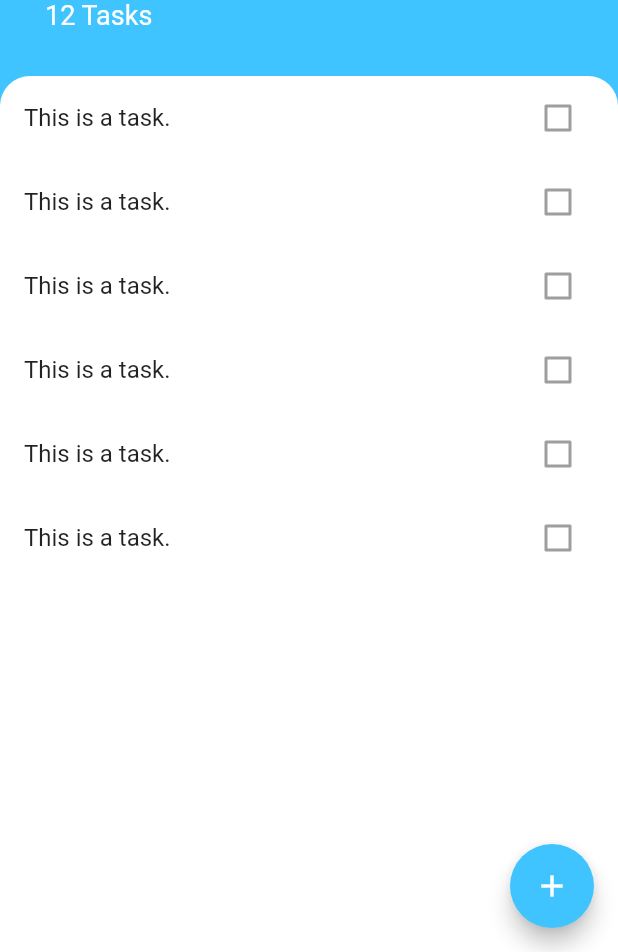
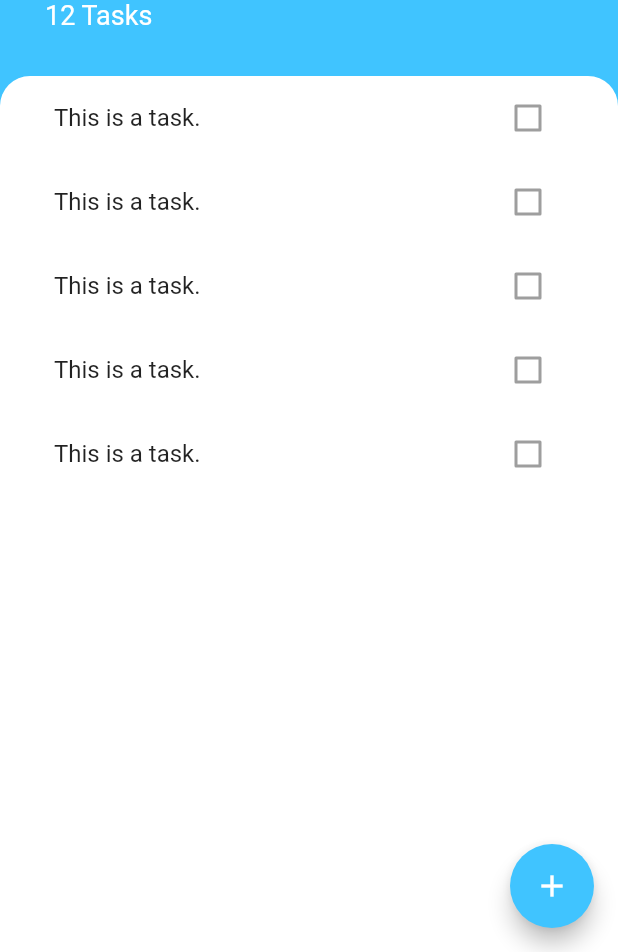
Before and after one commit to simonjv01/todo_flutter, a Flutter app: the screen it shows after launch, on a phone screen of 412 x 824 dp, the part 284-1236 px from its top. Run offline on Flutter 3.47's test engine with Material 2 defaults, Android fonts, the phone set to English and light mode, and no system bars.

Commit message:
refactored, created TasksList, and TaskTile

```diff
--- a/lib/screens/tasks_screen.dart
+++ b/lib/screens/tasks_screen.dart
@@ -53,6 +53,7 @@ class TasksScreen extends StatelessWidget {
         ),
        Expanded(
          child:  Container(
+           padding: EdgeInsets.symmetric(horizontal: 20.0),
           decoration: BoxDecoration(
            color: Colors.white,
             borderRadius: BorderRadius.only(
@@ -60,34 +61,7 @@ class TasksScreen extends StatelessWidget {
             topRight: Radius.circular(20.0),
           ),
           ),
-           child: ListView(
-             children: <Widget>[
-               ListTile(
-                 title: Text('This is a task.'),
-                 trailing: Checkbox(value: false),
-               ),
-               ListTile(
-                 title: Text('This is a task.'),
-                 trailing: Checkbox(value: false),
-               ),
-               ListTile(
-                 title: Text('This is a task.'),
-                 trailing: Checkbox(value: false),
-               ),
-               ListTile(
-                 title: Text('This is a task.'),
-                 trailing: Checkbox(value: false),
-               ),
-               ListTile(
-                 title: Text('This is a task.'),
-                 trailing: Checkbox(value: false),
-               ),
-               ListTile(
-                 title: Text('This is a task.'),
-                 trailing: Checkbox(value: false),
-               )
-             ],
-           ),
+           child: TasksList(),
         ),
       ),
         ],
@@ -97,3 +71,31 @@ class TasksScreen extends StatelessWidget {
     );
   }
 }
+
+class TasksList extends StatelessWidget {
+  @override
+  Widget build(BuildContext context) {
+    return ListView(
+      children: <Widget>[
+        TaskTile(),
+        TaskTile(),
+        TaskTile(),
+        TaskTile(),
+        TaskTile(),
+
+      ],
+    );
+  }
+}
+
+class TaskTile extends StatelessWidget {
+
+
+  @override
+  Widget build(BuildContext context) {
+    return ListTile(
+      title: Text('This is a task.'),
+      trailing: Checkbox(value: false),
+    );
+  }
+}
```
